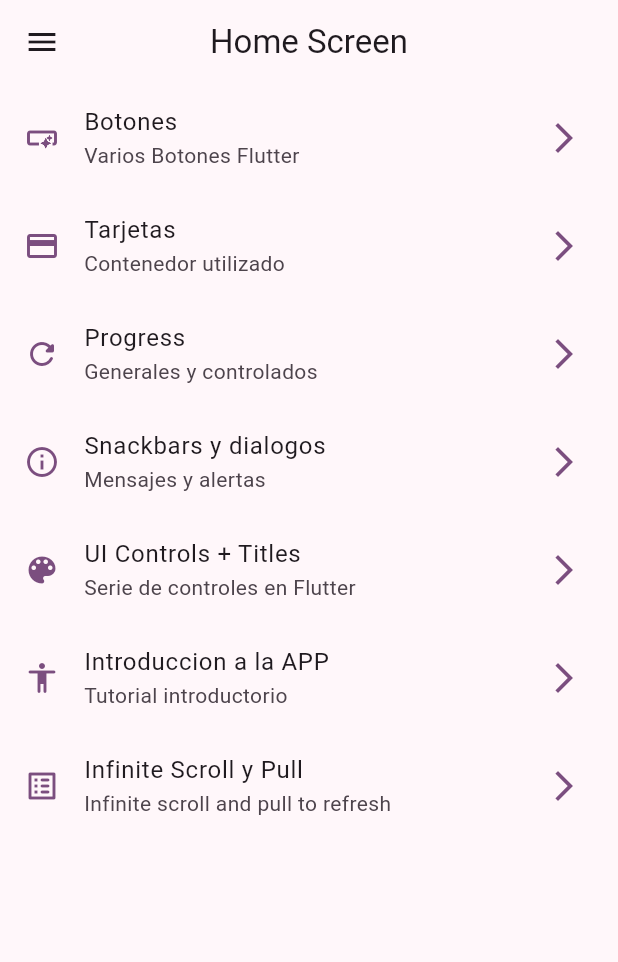
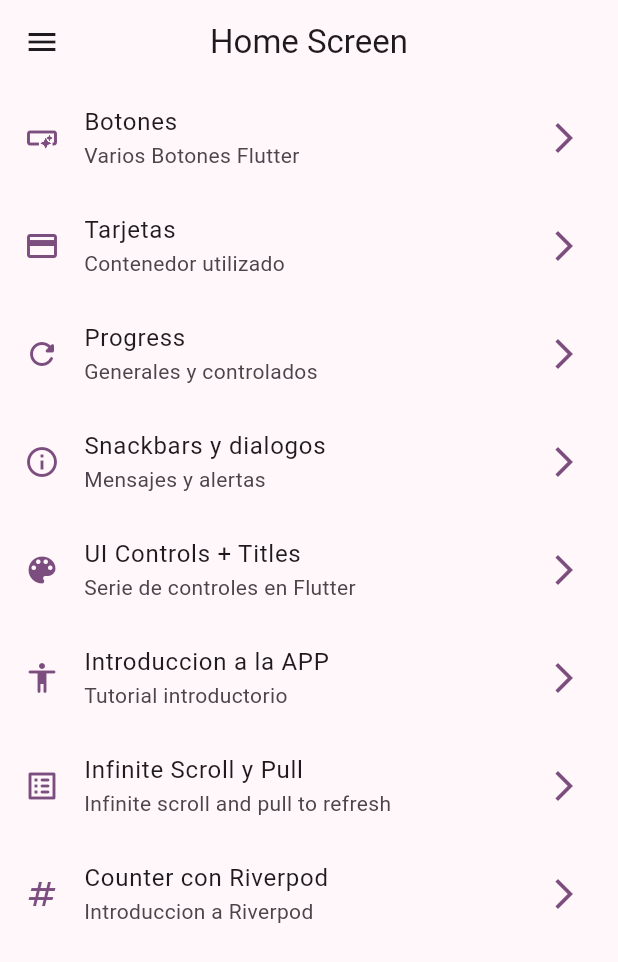
Before and after one commit to patoCode/widgets_app, a Flutter app: the screen it shows after launch, on a phone screen of 412 x 824 dp. Shown: the top 962 px of the screen. Run offline on Flutter 3.47's test engine with Material 3 defaults, Android fonts, the phone set to English and light mode, and no system bars; our stand-ins replace animate_do, go_router.

Commit message:
Install FLUTTER_RIVERPOD

```diff
--- a/lib/config/menu/menu_items.dart
+++ b/lib/config/menu/menu_items.dart
@@ -57,4 +57,10 @@ const appMenuItems = <MenuItem>[
     link: "/infinite",
     icon: Icons.list_alt_rounded,
   ),
+  MenuItem(
+    title: "Counter con Riverpod",
+    subTitle: "Introduccion a Riverpod",
+    link: "/counter",
+    icon: Icons.numbers,
+  ),
 ];
--- a/lib/config/router/router_app.dart
+++ b/lib/config/router/router_app.dart
@@ -1,4 +1,5 @@
 import 'package:go_router/go_router.dart';
+import 'package:widgets_app/presentation/screens/counter/counter_screen.dart';
 import 'package:widgets_app/presentation/screens/screens.dart';
 
 final appRouter = GoRouter(
@@ -47,5 +48,10 @@ final appRouter = GoRouter(
       name: InfiniteScrollScreen.name,
       builder: (context, state) => const InfiniteScrollScreen(),
     ),
+    GoRoute(
+      path: '/counter',
+      name: CounterScreen.name,
+      builder: (context, state) => const CounterScreen(),
+    ),
   ],
 );
--- a/lib/presentation/screens/screens.dart
+++ b/lib/presentation/screens/screens.dart
@@ -3,6 +3,7 @@ export 'package:widgets_app/presentation/screens/animated/animated_screen.dart';
 export 'package:widgets_app/presentation/screens/app_tutorial/app_tutorial.dart';
 export 'package:widgets_app/presentation/screens/buttons/buttons_screen.dart';
 export 'package:widgets_app/presentation/screens/cards/cards_screen.dart';
+export 'package:widgets_app/presentation/screens/counter/counter_screen.dart';
 export 'package:widgets_app/presentation/screens/home/home_screen.dart';
 export 'package:widgets_app/presentation/screens/infinite_scroll/infinite_scroll.dart';
 export 'package:widgets_app/presentation/screens/progress/progress_screen.dart';
--- a/pubspec.yaml
+++ b/pubspec.yaml
@@ -10,6 +10,7 @@ dependencies:
   animate_do: ^3.1.2
   flutter:
     sdk: flutter
+  flutter_riverpod: ^2.4.9
   go_router: ^12.1.3
 
 dev_dependencies:
```
Also changed, not shown: lib/presentation/screens/counter/counter_screen.dart (+30 -0 lines), pubspec.lock.
